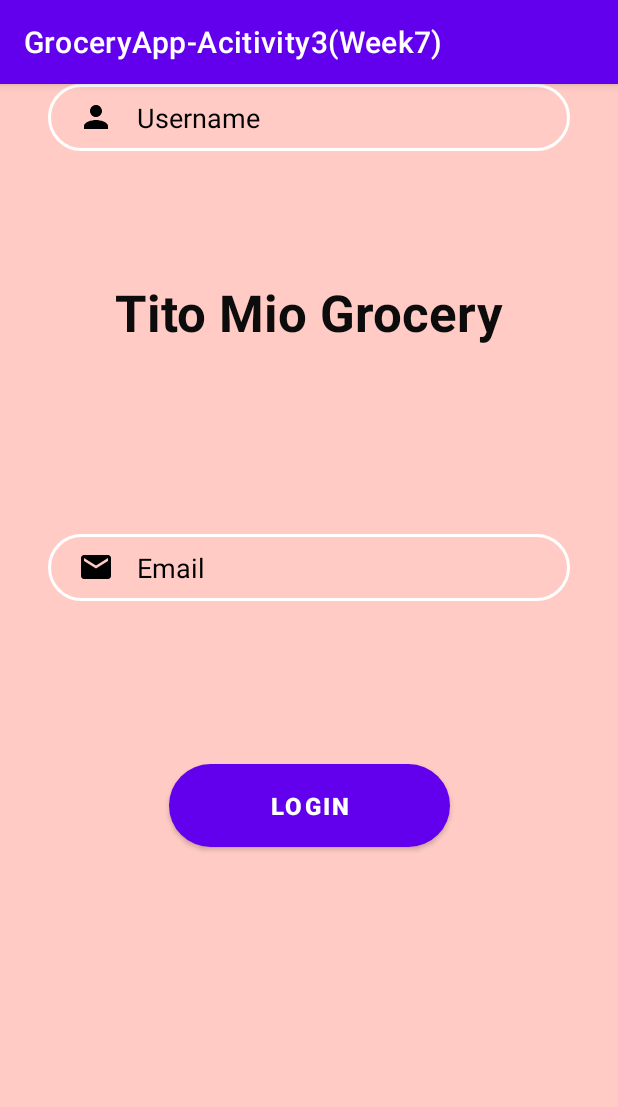
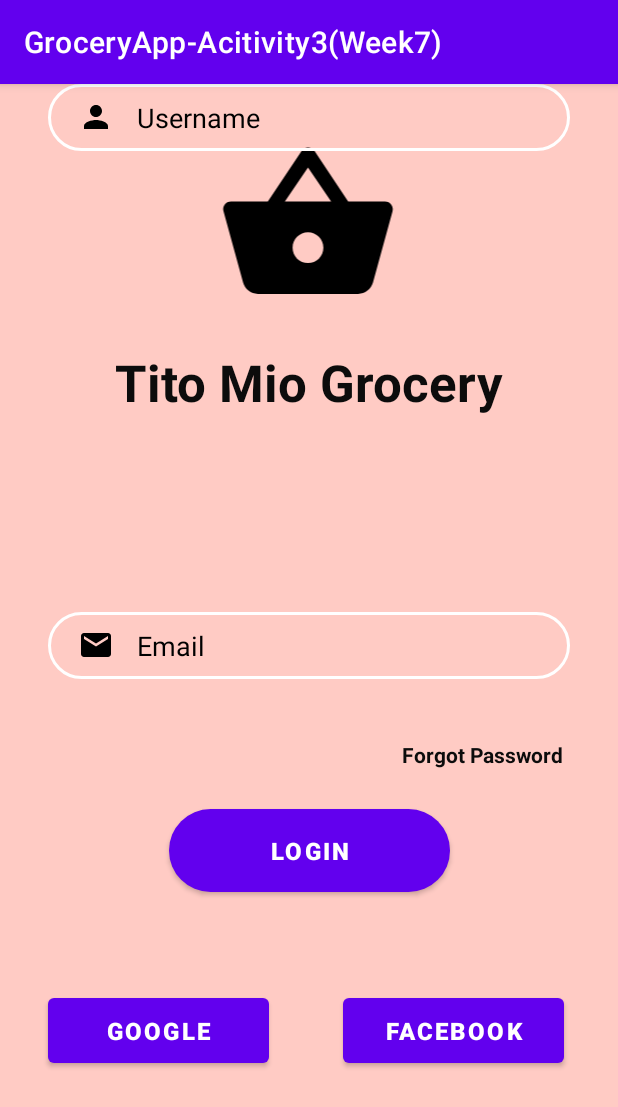
Before and after one commit to EMC1010/GroceryAppActivity3, an Android app: the LoginActivity screen opened directly, with no data from a screen before it, on a phone screen of 412 x 824 dp. Shown: the top 1107 px of the screen. Run offline under Robolectric (Android 15) with nearby library versions, the phone set to English and light mode, and no system bars.

Commit message:
GroceryAppActivity3

```diff
--- /dev/null
+++ b/app/src/main/res/drawable/ic_shopping_basket.xml
@@ -0,0 +1,5 @@
+<vector android:height="24dp" android:tint="#000000"
+    android:viewportHeight="24" android:viewportWidth="24"
+    android:width="24dp" xmlns:android="http://schemas.android.com/apk/res/android">
+    <path android:fillColor="@android:color/white" android:pathData="M17.21,9l-4.38,-6.56c-0.19,-0.28 -0.51,-0.42 -0.83,-0.42 -0.32,0 -0.64,0.14 -0.83,0.43L6.79,9L2,9c-0.55,0 -1,0.45 -1,1 0,0.09 0.01,0.18 0.04,0.27l2.54,9.27c0.23,0.84 1,1.46 1.92,1.46h13c0.92,0 1.69,-0.62 1.93,-1.46l2.54,-9.27L23,10c0,-0.55 -0.45,-1 -1,-1h-4.79zM9,9l3,-4.4L15,9L9,9zM12,17c-1.1,0 -2,-0.9 -2,-2s0.9,-2 2,-2 2,0.9 2,2 -0.9,2 -2,2z"/>
+</vector>
--- a/app/src/main/res/layout/activity_login.xml
+++ b/app/src/main/res/layout/activity_login.xml
@@ -6,6 +6,32 @@
     android:layout_height="match_parent"
     android:background="#FFCBC4"
     tools:context=".LoginActivity">
+
+
+    <Button
+        android:id="@+id/btnlogin3"
+        android:layout_width="147dp"
+        android:layout_height="55dp"
+        android:text="Facebook"
+        android:textSize="16sp"
+        android:textStyle="bold"
+        app:layout_constraintBottom_toBottomOf="parent"
+        app:layout_constraintEnd_toEndOf="parent"
+        app:layout_constraintHorizontal_bias="0.863"
+        app:layout_constraintStart_toStartOf="parent"
+        app:layout_constraintTop_toTopOf="parent"
+        app:layout_constraintVertical_bias="0.847" />
+
+    <ImageView
+        android:layout_width="124dp"
+        android:layout_height="123dp"
+        android:src="@drawable/ic_shopping_basket"
+        app:layout_constraintBottom_toBottomOf="parent"
+        app:layout_constraintEnd_toEndOf="parent"
+        app:layout_constraintHorizontal_bias="0.498"
+        app:layout_constraintStart_toStartOf="parent"
+        app:layout_constraintTop_toTopOf="parent"
+        app:layout_constraintVertical_bias="0.05" />
 
     <TextView
         android:id="@+id/textView2"
@@ -19,14 +45,14 @@
         app:layout_constraintEnd_toEndOf="parent"
         app:layout_constraintStart_toStartOf="parent"
         app:layout_constraintTop_toTopOf="parent"
-        app:layout_constraintVertical_bias="0.179" />
+        app:layout_constraintVertical_bias="0.244" />
 
     <EditText
         android:id="@+id/inputSecurity"
         android:layout_width="0dp"
         android:layout_height="wrap_content"
         android:layout_marginStart="32dp"
-        android:layout_marginTop="300dp"
+        android:layout_marginTop="352dp"
         android:layout_marginEnd="32dp"
         android:background="@drawable/input_bg"
         android:drawableLeft="@drawable/ic_mail"
@@ -49,6 +75,7 @@
         android:layout_width="0dp"
         android:layout_height="wrap_content"
         android:layout_marginStart="32dp"
+
         android:layout_marginEnd="32dp"
         android:background="@drawable/input_bg"
         android:drawableLeft="@drawable/ic_person"
@@ -80,5 +107,34 @@
         app:layout_constraintEnd_toEndOf="parent"
         app:layout_constraintStart_toStartOf="parent"
         app:layout_constraintTop_toTopOf="parent"
-        app:layout_constraintVertical_bias="0.636" />
+        app:layout_constraintVertical_bias="0.678" />
+
+    <Button
+        android:id="@+id/btnlogin2"
+        android:layout_width="147dp"
+        android:layout_height="55dp"
+        android:text="Google"
+        android:textSize="16sp"
+        android:textStyle="bold"
+        app:layout_constraintBottom_toBottomOf="parent"
+        app:layout_constraintEnd_toEndOf="parent"
+        app:layout_constraintHorizontal_bias="0.121"
+        app:layout_constraintStart_toStartOf="parent"
+        app:layout_constraintTop_toTopOf="parent"
+        app:layout_constraintVertical_bias="0.847" />
+
+    <TextView
+        android:id="@+id/textView3"
+        android:layout_width="wrap_content"
+        android:layout_height="wrap_content"
+        android:text="Forgot Password"
+        android:textColor="#0C0C0C"
+        android:textStyle="bold"
+        app:layout_constraintBottom_toBottomOf="parent"
+        app:layout_constraintEnd_toEndOf="parent"
+        app:layout_constraintHorizontal_bias="0.881"
+        app:layout_constraintStart_toStartOf="parent"
+        app:layout_constraintTop_toTopOf="parent"
+        app:layout_constraintVertical_bias="0.584" />
+
 </androidx.constraintlayout.widget.ConstraintLayout>
--- a/app/src/main/res/layout/activity_main.xml
+++ b/app/src/main/res/layout/activity_main.xml
@@ -4,6 +4,7 @@
     xmlns:tools="http://schemas.android.com/tools"
     android:layout_width="match_parent"
     android:layout_height="match_parent"
+    android:background="#FFCBC4"
     tools:context=".MainActivity">
 
 </androidx.constraintlayout.widget.ConstraintLayout>
--- a/app/src/main/res/layout/activity_register.xml
+++ b/app/src/main/res/layout/activity_register.xml
@@ -130,6 +130,8 @@
         app:layout_constraintEnd_toEndOf="parent"
         app:layout_constraintHorizontal_bias="1.0"
         app:layout_constraintStart_toStartOf="parent"
+        app:layout_constraintBottom_toBottomOf=""
+        app:layout_constraintTop_toTopOf=""
         tools:layout_editor_absoluteY="318dp" />
 
     <Button
@@ -141,6 +143,8 @@
         app:layout_constraintEnd_toEndOf="@+id/inputConfirmPassword"
         app:layout_constraintHorizontal_bias="0.497"
         app:layout_constraintStart_toStartOf="@+id/inputConfirmPassword"
+        app:layout_constraintTop_toTopOf=""
+        app:layout_constraintBottom_toBottomOf=""
         tools:layout_editor_absoluteY="597dp" />
 
 </androidx.constraintlayout.widget.ConstraintLayout>
--- a/build.gradle
+++ b/build.gradle
@@ -1,6 +1,6 @@
 // Top-level build file where you can add configuration options common to all sub-projects/modules.
 plugins {
-    id 'com.android.application' version '7.4.2' apply false
-    id 'com.android.library' version '7.4.2' apply false
+    id 'com.android.application' version '8.0.0' apply false
+    id 'com.android.library' version '8.0.0' apply false
     id 'org.jetbrains.kotlin.android' version '1.8.0' apply false
 }
--- a/gradle.properties
+++ b/gradle.properties
@@ -21,3 +21,5 @@ kotlin.code.style=official
 # resources declared in the library itself and none from the library's dependencies,
 # thereby reducing the size of the R class for that library
 android.nonTransitiveRClass=true
+android.defaults.buildfeatures.buildconfig=true
+android.nonFinalResIds=false
```
Also changed, not shown: app/src/main/res/drawable/facebook.png (added), app/src/main/res/drawable/google.png (added), gradle/wrapper/gradle-wrapper.properties.
